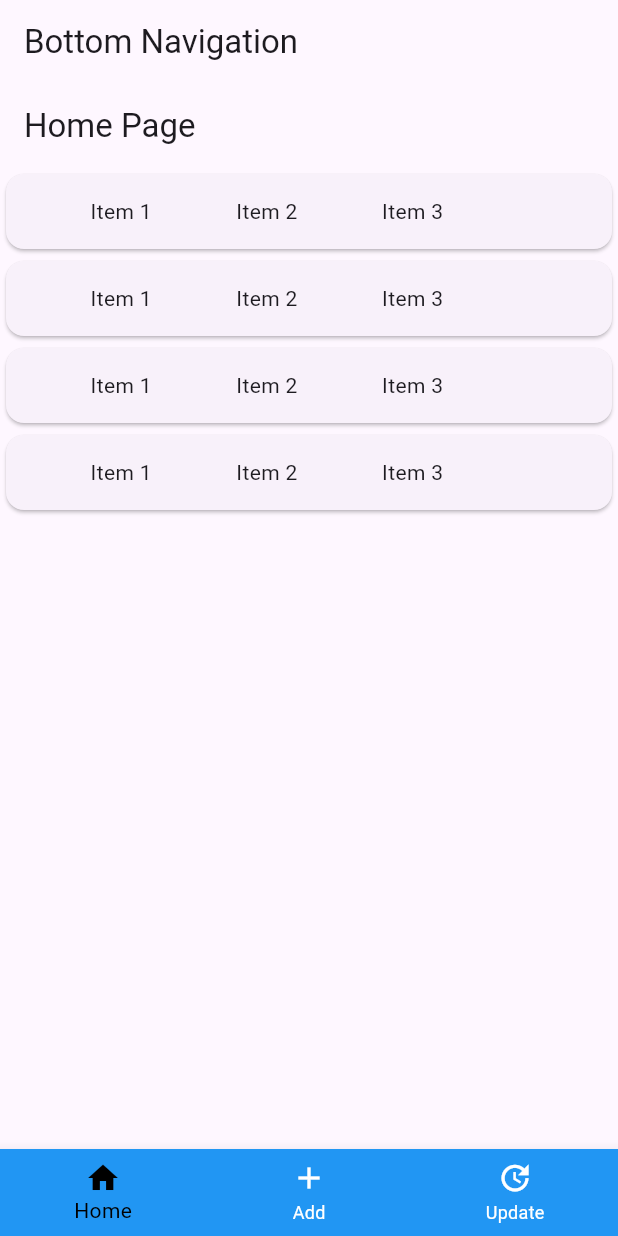
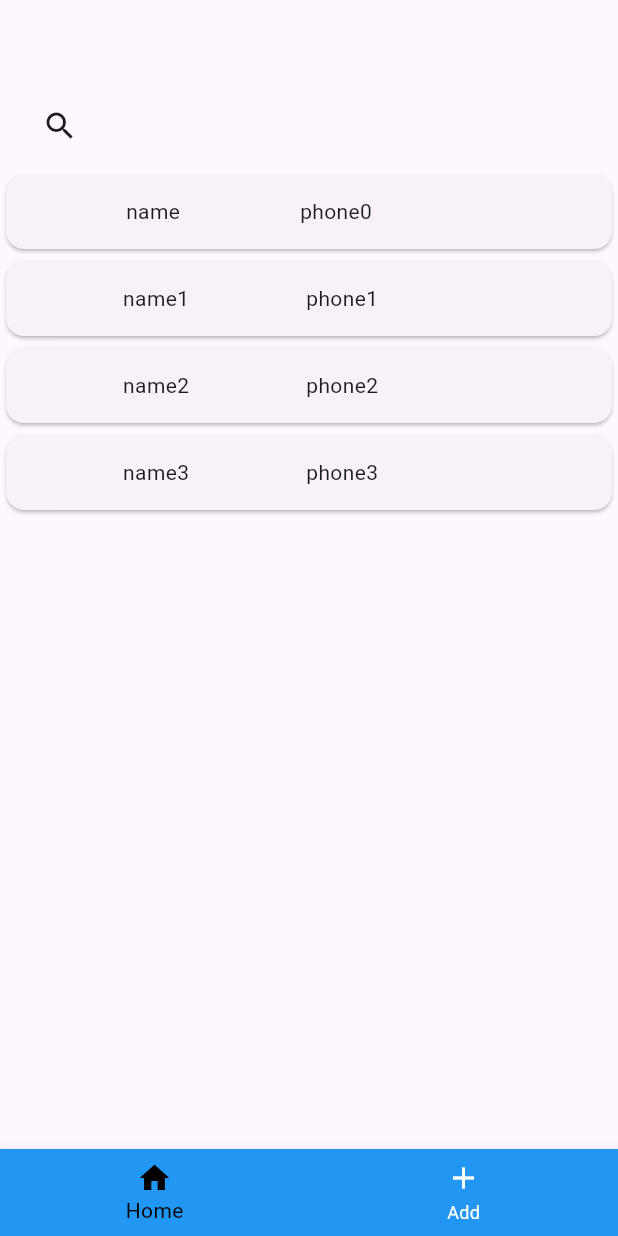
Before and after one commit to GKamvis/-learning-bloc5-registration-app-with-api, a Flutter app: the screen it shows after launch, on a phone screen of 412 x 824 dp. Run offline on Flutter 3.47's test engine with Material 3 defaults, Android fonts, the phone set to English and light mode, and no system bars; our stand-ins replace bloc, equatable, flutter_bloc, gap.

```diff
--- /dev/null
+++ b/lib/data/repositories/person_dao.dart
@@ -0,0 +1,6 @@
+class PersonDao {
+  int id;
+  String name;
+  String phone;
+  PersonDao({required this.id, required this.name, required this.phone});
+}
--- a/lib/main.dart
+++ b/lib/main.dart
@@ -1,5 +1,8 @@
 import 'package:flutter/material.dart';
+import 'package:flutter_bloc/flutter_bloc.dart';
+import 'package:myapp/ui/cubit/search/search_Repo_cubit.dart';
 import 'package:myapp/ui/views/bottom_navigation.dart';
+import 'package:myapp/ui/views/update_page.dart';
 
 void main() {
   runApp(const MyApp());
@@ -11,13 +14,24 @@ class MyApp extends StatelessWidget {
   // This widget is the root of your application.
   @override
   Widget build(BuildContext context) {
-    return MaterialApp(
-      title: 'Flutter Demo',
-      theme: ThemeData(
-        colorScheme: ColorScheme.fromSeed(seedColor: Colors.deepPurple),
-        useMaterial3: true,
+    return MultiBlocProvider(
+      providers: [
+        BlocProvider(create: (_) => SearchCubit()),
+      ],
+      child: MaterialApp(
+        title: 'Flutter Demo',
+        debugShowCheckedModeBanner: false,
+        theme: ThemeData(
+          colorScheme: ColorScheme.fromSeed(seedColor: Colors.deepPurple),
+          useMaterial3: true,
+        ),
+        home: MyBottomNavigation(),
+        routes: {
+          '/update': (context) => UpdatePage(),
+          '/home': (context) => MyBottomNavigation(),
+          '/bottomnavigation' : (context) => MyBottomNavigation()
+        },
       ),
-      home: MyBottomNavigation(),
     );
   }
 }
--- /dev/null
+++ b/lib/ui/cubit/search/search_Repo_cubit.dart
@@ -0,0 +1,8 @@
+import 'package:bloc/bloc.dart';
+import 'package:flutter/material.dart';
+
+class SearchCubit extends Cubit<bool> {
+  SearchCubit() : super(false);
+
+  void toggleSearch() => emit(!state);
+}
--- /dev/null
+++ b/lib/ui/cubit/search/search_cubit.dart
@@ -0,0 +1,10 @@
+import 'package:bloc/bloc.dart';
+import 'package:meta/meta.dart';
+
+class SearchCubit extends Cubit<bool> {
+  SearchCubit() : super(false);
+
+  void toggleSearch() {
+    emit(!state);
+  }
+}
--- a/lib/ui/views/bottom_navigation.dart
+++ b/lib/ui/views/bottom_navigation.dart
@@ -6,21 +6,23 @@ import 'home_page.dart';
 import 'update_page.dart';
 
 class MyBottomNavigation extends StatelessWidget {
-  const MyBottomNavigation({Key? key}) : super(key: key);
+  MyBottomNavigation({Key? key}) : super(key: key);
 
-  final List<Widget> pages = const [
+  final List<Widget> pages = [
     HomePage(),
     RegistrationPage(),
-    UpdatePage(),
   ];
-
   @override
   Widget build(BuildContext context) {
     return BlocProvider(
       create: (_) => NavigationBloc(),
       child: Scaffold(
         appBar: AppBar(
-          title: const Text('Bottom Navigation'),
+          actions: [
+            Row(
+              children: [],
+            )
+          ],
         ),
         body: BlocBuilder<NavigationBloc, NavigationState>(
           builder: (context, state) {
@@ -33,7 +35,6 @@ class MyBottomNavigation extends StatelessWidget {
               items: const [
                 BottomNavigationBarItem(icon: Icon(Icons.home), label: 'Home'),
                 BottomNavigationBarItem(icon: Icon(Icons.add), label: 'Add'),
-                BottomNavigationBarItem(icon: Icon(Icons.update), label: 'Update'),
               ],
               currentIndex: state.selectedIndex,
               onTap: (index) {
--- a/lib/ui/views/home_page.dart
+++ b/lib/ui/views/home_page.dart
@@ -1,27 +1,72 @@
 import 'package:flutter/material.dart';
+import 'package:flutter_bloc/flutter_bloc.dart';
+import 'package:myapp/data/repositories/person_dao.dart';
 
 class HomePage extends StatelessWidget {
-  const HomePage({super.key});
+  HomePage({super.key});
+
+  Future<List<PersonDao>> getPerson() async {
+    var personList = <PersonDao>[];
+    var p = PersonDao(id: 1, name: 'name', phone: 'phone0');
+    var p1 = PersonDao(id: 2, name: 'name1', phone: 'phone1');
+    var p2 = PersonDao(id: 3, name: 'name2', phone: 'phone2');
+    var p3 = PersonDao(id: 4, name: 'name3', phone: 'phone3');
+    personList.add(p);
+    personList.add(p1);
+    personList.add(p2);
+    personList.add(p3);
+    return personList;
+  }
+
   @override
   Widget build(BuildContext context) {
     return Scaffold(
         appBar: AppBar(
-        title: const Text('Home Page'),
+          title: IconButton(
+            onPressed: () {
+            },
+            icon: const Icon(Icons.search),
           ),
+        ),
+
           body: Expanded(
-        child: ListView.builder( itemCount: 4, itemBuilder: (context, index) {
-          return Card(
+            child: FutureBuilder(
+                      future: getPerson(),
+                      builder: (context, snapshot) {
+            if (snapshot.hasData) {
+              var people = snapshot.data;
+              return ListView.builder(
+                itemCount: people!.length,
+                itemBuilder: (context, index) {
+                  var person = people[index];
+                  return GestureDetector(
+                    onTap: () {
+                      Navigator.pushNamed(context, '/update' , arguments: person).then((_) {
+                        print('returned home page');
+                      });
+                    },
+                    child: Card(
                       child: Row(
                         mainAxisAlignment: MainAxisAlignment.spaceEvenly,
                         children: [
-                const Text('Item 1'),
-                const Text('Item 2'),
-                const Text('Item 3'),
-                SizedBox(height: 50,)
-            ],),
+                          Text(person.name),
+                          Text(person.phone),
+                          SizedBox(
+                            height: 50,
+                          )
+                        ],
+                      ),
+                    ),
                   );
-        },),
-      )
+                },
+              );
+            }
+            return const Center(
+              child: CircularProgressIndicator(),
+            );
+                      },
+                    ),
+          ),
         );
   }
 }
--- a/pubspec.yaml
+++ b/pubspec.yaml
@@ -37,6 +37,7 @@ dependencies:
   cupertino_icons: ^1.0.6
   flutter_bloc: ^8.1.6
   equatable: ^2.0.5
+  gap: ^3.0.1
 
 dev_dependencies:
   flutter_test:
```
Also changed, not shown: lib/ui/views/registration_page_dart.dart (+36 -3 lines), lib/ui/views/update_page.dart (+19 -5 lines), pubspec.lock. Lines whose indentation alone changed are shown as unchanged.
